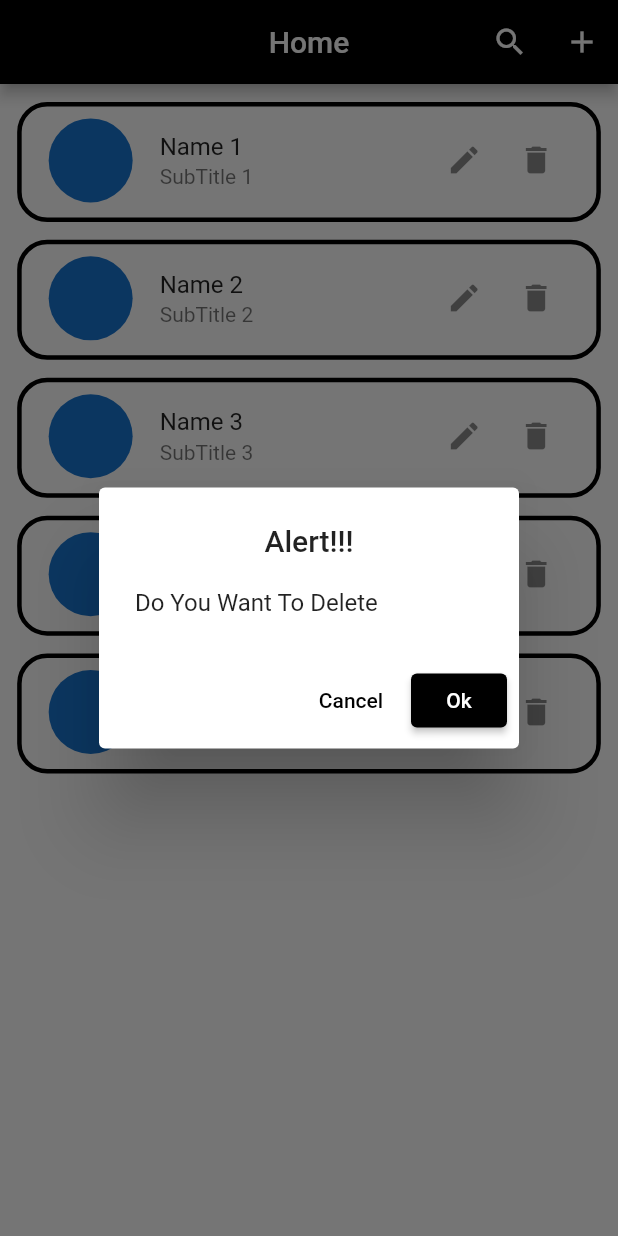
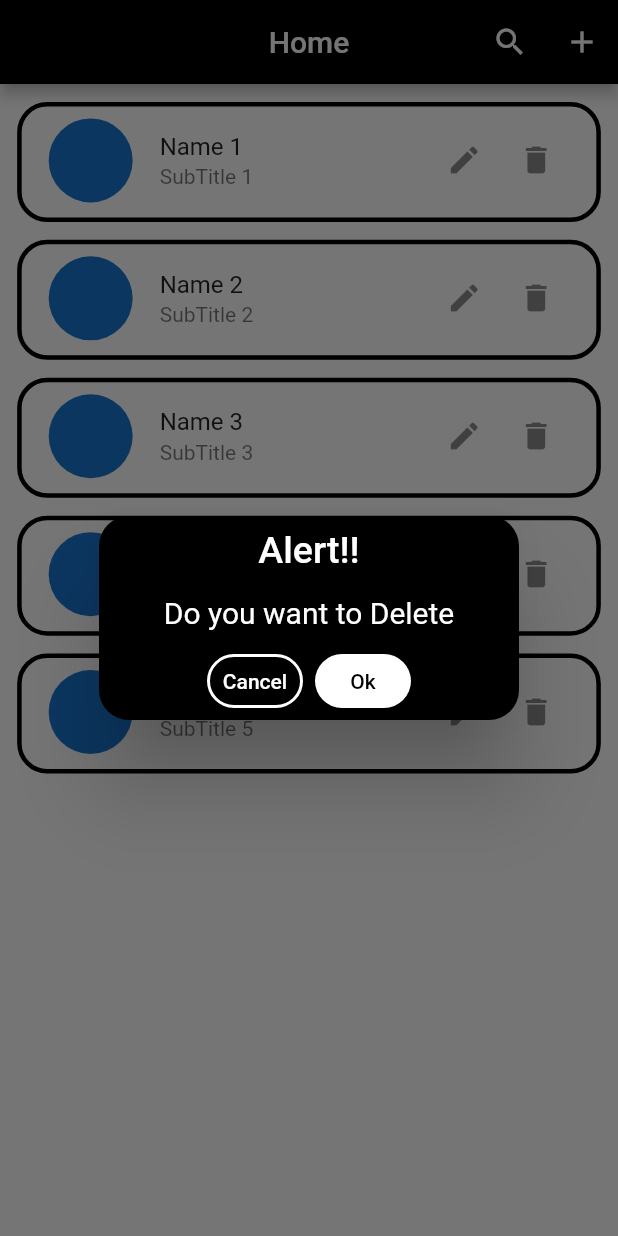
Before and after one commit to JiyadAhammad/student-mgnt, a Flutter app: the screen it shows after launch, after a tap on the "delete" icon, on a phone screen of 412 x 824 dp. Run offline on Flutter 3.47's test engine with Material 2 defaults, Android fonts, the phone set to English and light mode, and no system bars; our stand-ins replace flutter_screenutil, get, lottie.

Commit message:
dialogbox and bottomsheet using getx

```diff
--- a/lib/main.dart
+++ b/lib/main.dart
@@ -1,5 +1,6 @@
 import 'package:flutter/material.dart';
 import 'package:flutter_screenutil/flutter_screenutil.dart';
+import 'package:get/get.dart';
 import 'package:student/presentation/splash/splash_screen.dart';
 
 void main() {
@@ -16,7 +17,7 @@ class MyApp extends StatelessWidget {
       minTextAdapt: true,
       splitScreenMode: true,
       builder: (context, child) {
-        return MaterialApp(
+        return GetMaterialApp(
           debugShowCheckedModeBanner: false,
           title: 'Flutter Demo',
           theme: ThemeData(
--- a/lib/presentation/home/home_screen.dart
+++ b/lib/presentation/home/home_screen.dart
@@ -1,9 +1,8 @@
 import 'package:flutter/material.dart';
 import 'package:flutter_screenutil/flutter_screenutil.dart';
+import 'package:get/get.dart';
 import 'package:student/constant/color/colors.dart';
-import 'package:student/constant/size/sized_box.dart';
 import 'package:student/presentation/form_widget/form_widget.dart';
-import 'package:student/widget/delete_show_dialog.dart';
 
 class HomeSceen extends StatelessWidget {
   const HomeSceen({Key? key}) : super(key: key);
@@ -63,12 +62,13 @@ class HomeSceen extends StatelessWidget {
               ),
               child: ListTile(
                 onTap: () {},
-                onLongPress: () {
-                  showDialog(
-                    context: context,
-                    builder: (ctx) => const DeleteDialogWidget(),
-                  );
-                },
+                // onLongPress: () {
+                //   // showDialog(
+                //   //   context: context,
+                //   //   builder: (ctx) => const DeleteDialogWidget(),
+                //   // );
+                //   Get.defaultDialog();
+                // },
                 leading: const CircleAvatar(
                   radius: 30,
                 ),
@@ -90,9 +90,28 @@ class HomeSceen extends StatelessWidget {
                     IconButton(
                       padding: EdgeInsets.zero,
                       onPressed: () {
-                        showDialog(
-                          context: context,
-                          builder: (ctx) => const DeleteDialogWidget(),
+                        Get.defaultDialog(
+                          title: 'Alert!!',
+                          titleStyle: const TextStyle(
+                            fontSize: 25,
+                            color: kwhite,
+                          ),
+                          middleText: 'Do you want to Delete ',
+                          middleTextStyle: const TextStyle(
+                            fontSize: 20,
+                            color: kwhite,
+                          ),
+                          backgroundColor: kblack,
+                          textConfirm: 'Ok',
+                          confirmTextColor: kblack,
+                          onConfirm: () {
+                            Get.back();
+                          },
+                          buttonColor: kwhite,
+                          textCancel: 'Cancel',
+                          cancelTextColor: kwhite,
+                          onCancel: () {},
+                          barrierDismissible: false,
                         );
                       },
                       icon: const Icon(
--- a/lib/widget/delete_show_dialog.dart
+++ /dev/null
@@ -1,45 +0,0 @@
-import 'package:flutter/material.dart';
-import 'package:student/constant/color/colors.dart';
-
-class DeleteDialogWidget extends StatelessWidget {
-  const DeleteDialogWidget({Key? key}) : super(key: key);
-
-  @override
-  Widget build(BuildContext context) {
-    return AlertDialog(
-      title: const Center(
-        child: Text(
-          "Alert!!!",
-        ),
-      ),
-      content: const Text("Do You Want To Delete"),
-      actions: [
-        TextButton(
-          onPressed: () {
-            Navigator.of(context).pop();
-          },
-          child: const Text(
-            "Cancel",
-            style: TextStyle(
-              color: kblack,
-            ),
-          ),
-        ),
-        ElevatedButton(
-          style: ButtonStyle(
-            backgroundColor: MaterialStateProperty.all(kblack),
-          ),
-          onPressed: () {
-            Navigator.of(context).pop();
-          },
-          child: const Text(
-            "Ok",
-            style: TextStyle(
-              color: kwhite,
-            ),
-          ),
-        ),
-      ],
-    );
-  }
-}
--- a/pubspec.yaml
+++ b/pubspec.yaml
@@ -31,6 +31,7 @@ dependencies:
   flutter:
     sdk: flutter
   flutter_screenutil: ^5.5.4
+  get: ^4.6.5
   lottie: ^1.4.2
 
 dev_dependencies:
```
Also changed, not shown: lib/presentation/form_widget/form_widget.dart (+51 -3 lines), pubspec.lock.
